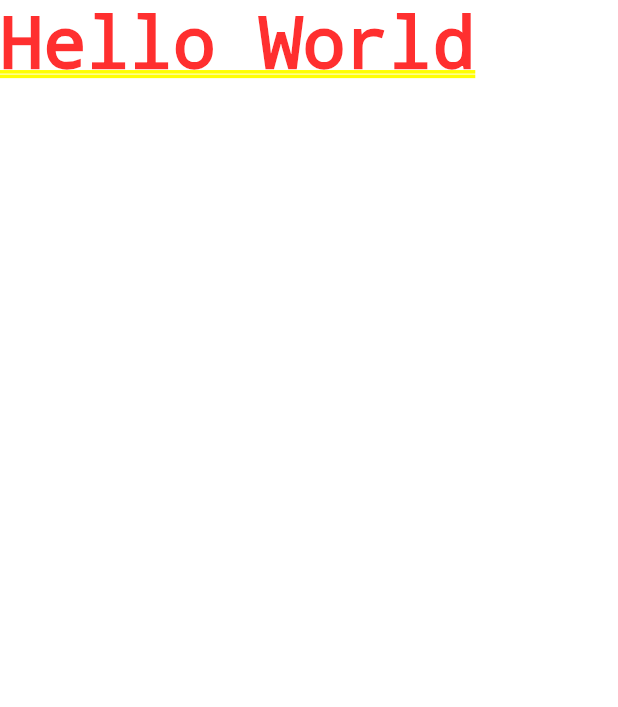
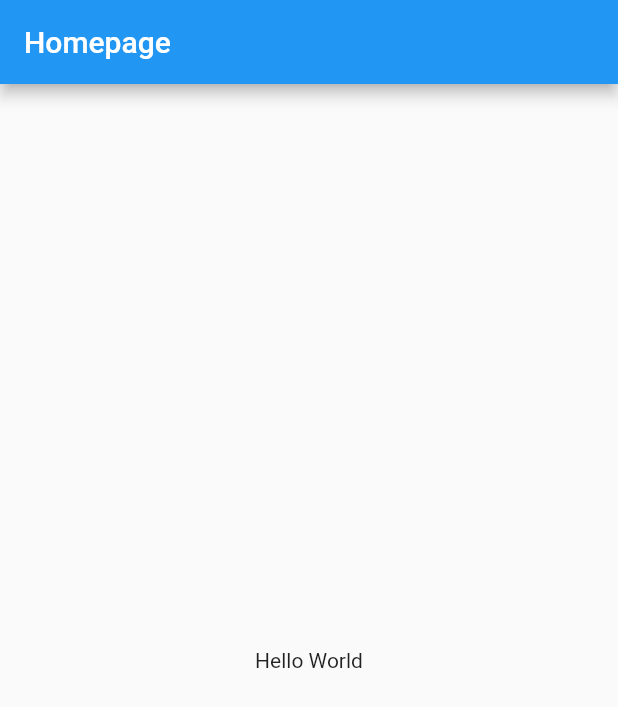
Before and after one commit to Rifat15913/explore-flutter, a Flutter app: the screen it shows after launch, on a phone screen of 412 x 824 dp. Shown: the top 707 px of the screen. Run offline on Flutter 3.47's test engine with Material 2 defaults, Android fonts, the phone set to English and light mode, and no system bars.

```diff
--- a/lib/main.dart
+++ b/lib/main.dart
@@ -1,7 +1,23 @@
 import 'package:flutter/material.dart';
 
 void main() {
-  runApp(new MaterialApp(
-    home: new Text("Hello World"),
-  ));
+  runApp(MyApp());
 }
+
+class MyApp extends StatelessWidget {
+  @override
+  Widget build(BuildContext context) {
+    return MaterialApp(
+      debugShowCheckedModeBanner: true,
+      title: "My App",
+      home: Scaffold(
+        appBar: AppBar(
+          title: Text("Homepage"),
+        ),
+        body: Center(
+          child: Text("Hello World"),
+        ),
+      ),
+    );
+  }
+}
```
